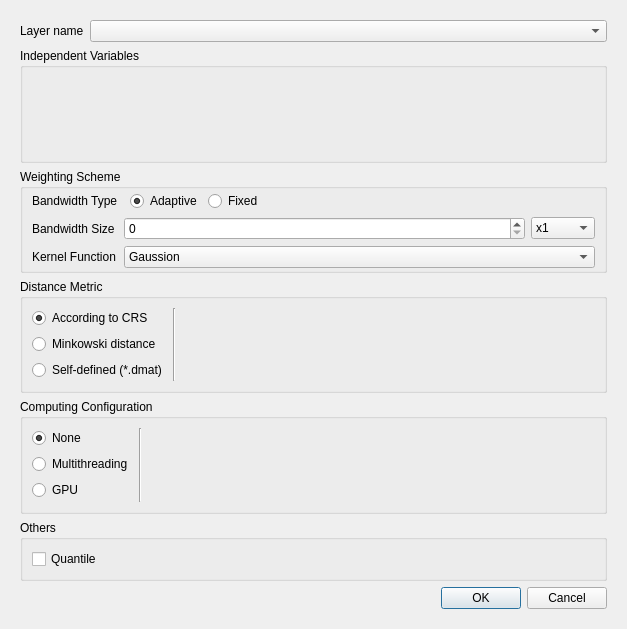
Old version of the form gwmgwssoptionsdialog.ui in the repository GWmodel-Lab/GWmodelS.
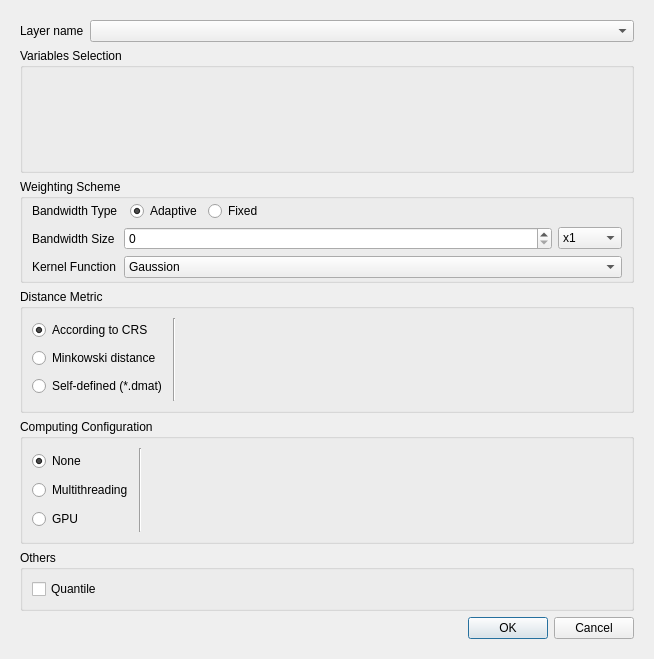
New version of the form. Custom widgets are drawn as their Qt base class.

What changed in the file:
```diff
--- a/gwmgwssoptionsdialog.ui
+++ b/gwmgwssoptionsdialog.ui
@@ -6,8 +6,8 @@
    <rect>
     <x>0</x>
     <y>0</y>
-    <width>627</width>
-    <height>629</height>
+    <width>654</width>
+    <height>659</height>
    </rect>
   </property>
   <property name="windowTitle">
@@ -27,8 +27,8 @@
        <rect>
         <x>0</x>
         <y>0</y>
-        <width>609</width>
-        <height>611</height>
+        <width>636</width>
+        <height>641</height>
        </rect>
       </property>
       <layout class="QVBoxLayout" name="verticalLayout_7">
@@ -55,7 +55,7 @@
        <item>
         <widget class="QGroupBox" name="groupBox">
          <property name="title">
-          <string>Independent Variables</string>
+          <string>Variables Selection</string>
          </property>
          <layout class="QVBoxLayout" name="verticalLayout_4" stretch="1">
           <item>
```
